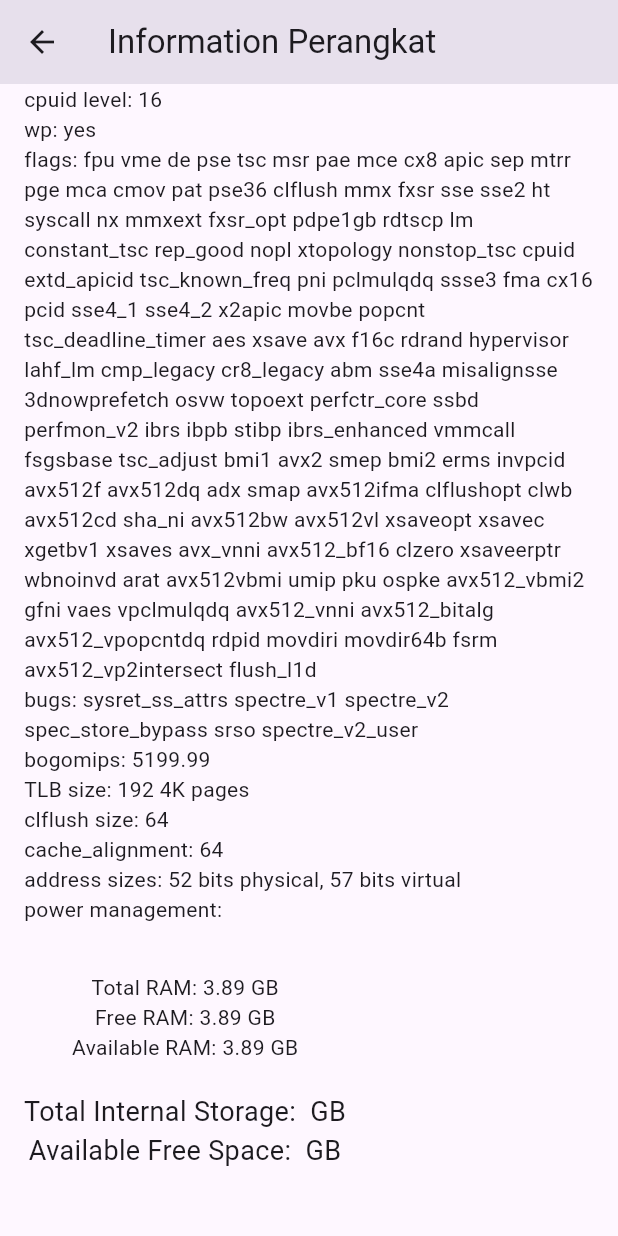
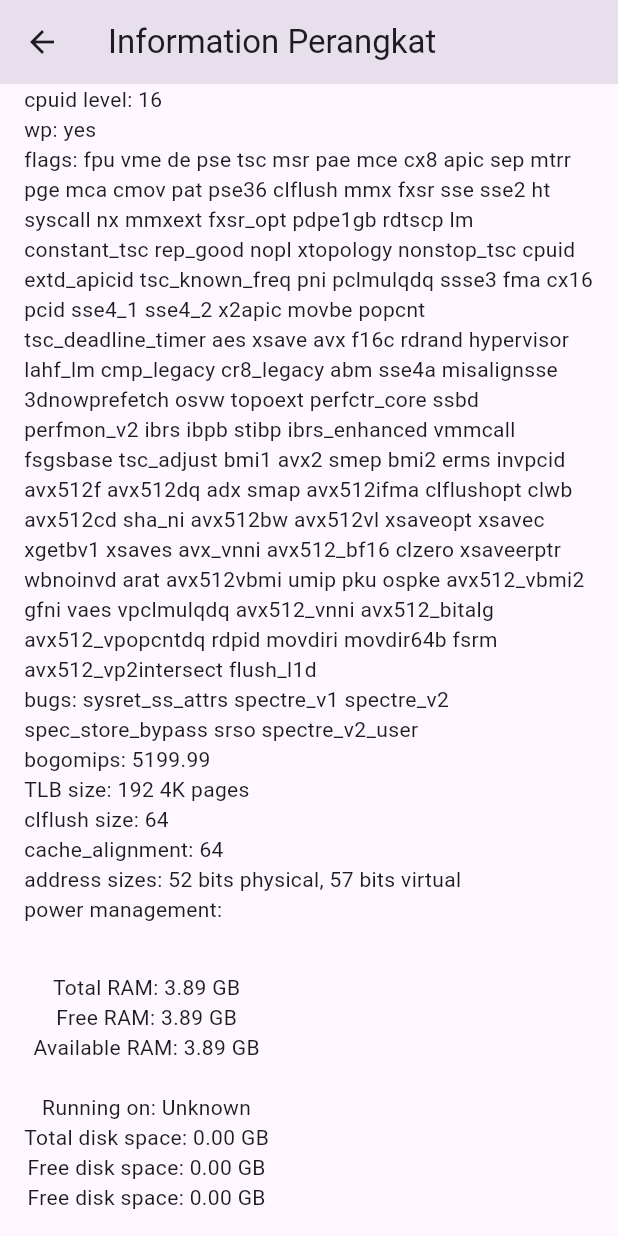
Before and after one commit to amiqyolo/device_features, a Flutter app: the DeviceFile screen opened directly, scrolled down 1354 dp, on a phone screen of 412 x 824 dp. Run offline on Flutter 3.47's test engine with Material 3 defaults, Android fonts, the phone set to English and light mode, and no system bars; our stand-ins replace cached_network_image, camera, connectivity_plus, device_info_plus, local_auth, sensors_plus and 1 more; missing offline and left inert: disk_space_2, system_info2, torch_light, volume_controller.

Commit message:
storage info

```diff
--- a/lib/screen/device/device_file.dart
+++ b/lib/screen/device/device_file.dart
@@ -1,5 +1,6 @@
+import 'package:disk_space_2/disk_space_2.dart';
 import 'package:flutter/material.dart';
-import 'package:system_info2/system_info2.dart';
+import 'package:flutter/services.dart';
 
 import '../../utils.dart';
 
@@ -11,30 +12,46 @@ class DeviceFile extends StatefulWidget {
 }
 
 class _DeviceFileState extends State<DeviceFile> {
-  String _storageInfo = "Fetching...";
+  String _platformVersion = 'Unknown';
+  double _totalDiskSpace = 0.0;
+  double _freeDiskSpace = 0.0;
+
+  final _diskSpacePlugin = DiskSpace();
 
   @override
   void initState() {
     super.initState();
-    _getStorageInfo();
+    _initPlatformState();
   }
 
-  Future<void> _getStorageInfo() async {
+  Future<void> _initPlatformState() async {
+    String platformVersion;
+    double totalDiskSpace;
+    double freeDiskSpace;
+    // double freeDiskSpaceForPath;
+
+    // Platform messages may fail, so we use a try/catch PlatformException.
+    // We also handle the message potentially returning null.
     try {
-      final totalSpace = SysInfo.getTotalPhysicalMemory(); // Total capacity
-      final freeSpace = SysInfo.getTotalPhysicalMemory(); // Free space
+      platformVersion = await _diskSpacePlugin.getPlatformVersion() ??
+          'Unknown platform version';
+    } on PlatformException {
+      platformVersion = 'Failed to get platform version.';
+    }
 
-      setState(() {
-        _storageInfo = """
-Total Internal Storage: ${(totalSpace / (1024 * 1024 * 1024)).toStringAsFixed(2)} GB
-Available Free Space: ${(freeSpace / (1024 * 1024 * 1024)).toStringAsFixed(2)} GB
-        """;
-      });
-    } catch (e) {
-      setState(() {
-        _storageInfo = "Error fetching storage info: $e";
-      });
-    }
+    totalDiskSpace = await DiskSpace.getTotalDiskSpace ?? 0.0;
+    freeDiskSpace = await DiskSpace.getFreeDiskSpace ?? 0.0;
+
+    if (!mounted) return;
+
+    setState(() {
+      _platformVersion = platformVersion;
+      _totalDiskSpace = totalDiskSpace;
+      _freeDiskSpace = freeDiskSpace;
+      print(_totalDiskSpace / 1024);
+      print(_freeDiskSpace / 1024);
+      print(_freeDiskSpace / 1000);
+    });
   }
 
   @override
@@ -74,11 +91,14 @@ Available Free Space: ${(freeSpace / (1024 * 1024 * 1024)).toStringAsFixed(2)} G
                       return Column(
                         crossAxisAlignment: CrossAxisAlignment.start,
                         children: [
-                          Text(coreName, style: TextStyle(fontWeight: FontWeight.bold)),
+                          Text(coreName,
+                              style: TextStyle(fontWeight: FontWeight.bold)),
                           ...coreDetails.map((details) {
                             return Column(
                               crossAxisAlignment: CrossAxisAlignment.start,
-                              children: details.entries.map((e) => Text('${e.key}: ${e.value}')).toList(),
+                              children: details.entries
+                                  .map((e) => Text('${e.key}: ${e.value}'))
+                                  .toList(),
                             );
                           }),
                           SizedBox(height: 16),
@@ -100,7 +120,8 @@ Available Free Space: ${(freeSpace / (1024 * 1024 * 1024)).toStringAsFixed(2)} G
                   }
 
                   final totalRAM = snapshot.data ?? 0;
-                  final ramInGB = (totalRAM / (1024 * 1024 * 1024)).toStringAsFixed(2);
+                  final ramInGB =
+                      (totalRAM / (1024 * 1024 * 1024)).toStringAsFixed(2);
 
                   return Column(
                     children: [
@@ -108,16 +129,10 @@ Available Free Space: ${(freeSpace / (1024 * 1024 * 1024)).toStringAsFixed(2)} G
                       Text('Free RAM: $ramInGB GB'),
                       Text('Available RAM: $ramInGB GB'),
                       const SizedBox(height: 20),
-                      Text(
-                        _storageInfo,
-                        style: const TextStyle(fontSize: 18),
-                        textAlign: TextAlign.center,
-                      ),
-                      const SizedBox(height: 16),
-                      ElevatedButton(
-                        onPressed: _getStorageInfo,
-                        child: const Text("Refresh Storage Info"),
-                      ),
+                      Text('Running on: $_platformVersion'),
+                      Text('Total disk space: ${(_totalDiskSpace / 1000).toStringAsFixed(2)} GB'),
+                      Text('Free disk space: ${(_freeDiskSpace / 1024).toStringAsFixed(2)} GB'),
+                      Text('Free disk space: ${(_freeDiskSpace / 1000).toStringAsFixed(2)} GB'),
                     ],
                   );
                 },
--- a/pubspec.yaml
+++ b/pubspec.yaml
@@ -47,6 +47,7 @@ dependencies:
   volume_controller: ^2.0.8
   vibration: ^2.0.1
   connectivity_plus: ^6.1.0
+  disk_space_2: ^1.0.8
 
 dev_dependencies:
   flutter_test:
```
Also changed, not shown: pubspec.lock.
